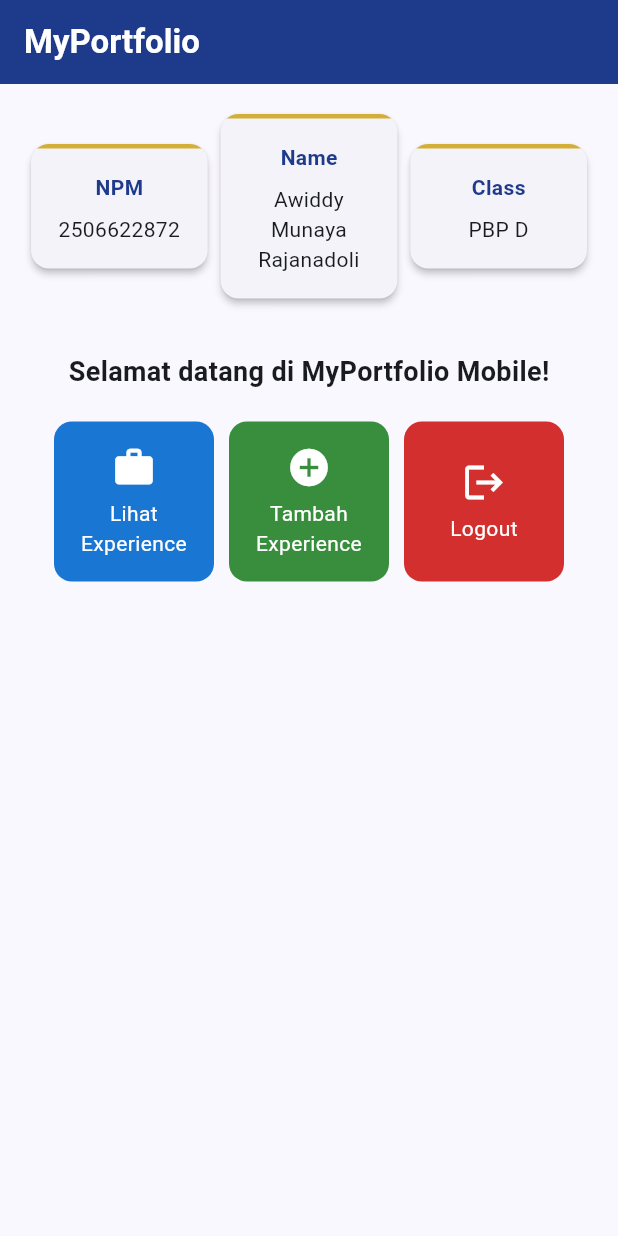
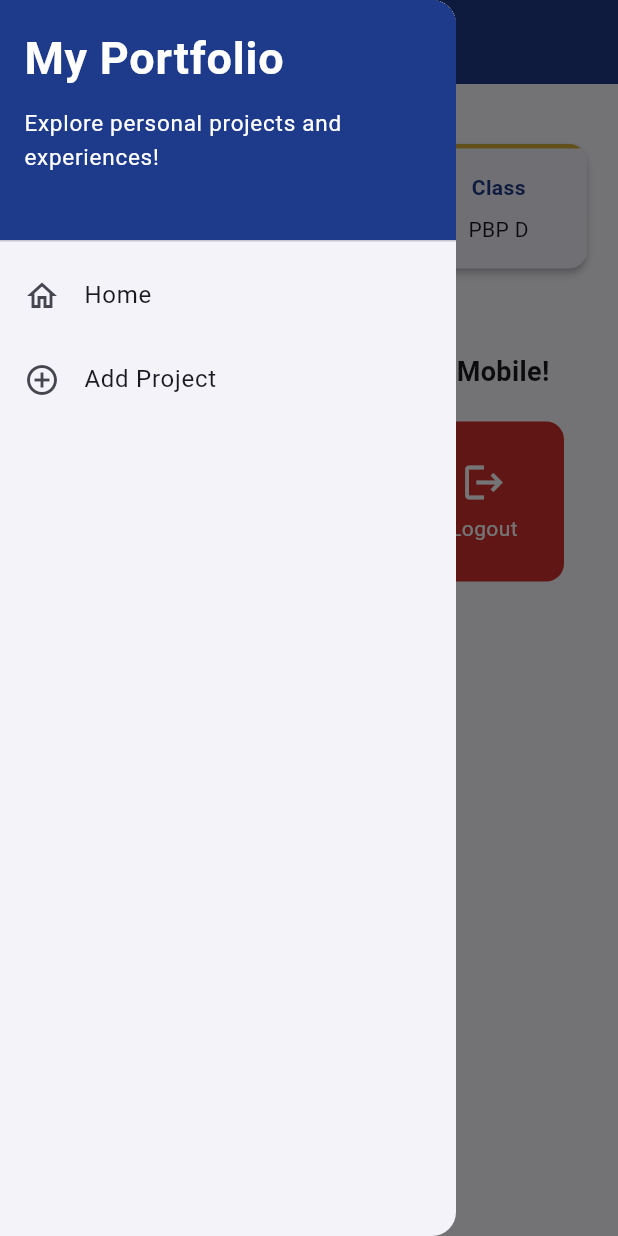
Before and after one commit to awiddymunaya/myportofolio_mobile, a Flutter app: the screen it shows after launch, with the side drawer open (before the commit the screen has no drawer), on a phone screen of 412 x 824 dp. Run offline on Flutter 3.47's test engine with Material 3 defaults, Android fonts, the phone set to English and light mode, and no system bars; our stand-ins replace material_ui.

Commit message:
feat(drawer): add LeftDrawer to navigate between Home and Add Project
DrawerHeader shows the app title in the theme's primary color. Both
items use Navigator.pushReplacement. The drawer is attached to the
menu page and the project form page.

```diff
--- a/lib/menu.dart
+++ b/lib/menu.dart
@@ -1,4 +1,5 @@
 import 'package:material_ui/material_ui.dart';
+import 'package:myportofolio_mobile/widgets/left_drawer.dart';
 
 class MyHomePage extends StatelessWidget {
   MyHomePage({super.key});
@@ -25,7 +26,11 @@ class MyHomePage extends StatelessWidget {
           style: TextStyle(color: Colors.white, fontWeight: FontWeight.bold),
         ),
         backgroundColor: Theme.of(context).colorScheme.primary,
+        // Ikon hamburger drawer ikut berwarna putih.
+        iconTheme: const IconThemeData(color: Colors.white),
       ),
+      // Drawer menu untuk berpindah antarhalaman.
+      drawer: const LeftDrawer(),
       // Body halaman utama dengan padding di sekelilingnya.
       body: Padding(
         padding: const EdgeInsets.all(16.0),
--- a/lib/project_form.dart
+++ b/lib/project_form.dart
@@ -1,4 +1,5 @@
 import 'package:material_ui/material_ui.dart';
+import 'package:myportofolio_mobile/widgets/left_drawer.dart';
 
 class ProjectFormPage extends StatefulWidget {
   const ProjectFormPage({super.key});
@@ -36,6 +37,7 @@ class _ProjectFormPageState extends State<ProjectFormPage> {
         backgroundColor: primary,
         foregroundColor: Colors.white,
       ),
+      drawer: const LeftDrawer(),
       body: Form(
         key: _formKey,
         // SingleChildScrollView agar form tetap bisa digulir di layar kecil.
--- /dev/null
+++ b/lib/widgets/left_drawer.dart
@@ -0,0 +1,64 @@
+import 'package:material_ui/material_ui.dart';
+import 'package:myportofolio_mobile/menu.dart';
+import 'package:myportofolio_mobile/project_form.dart';
+
+class LeftDrawer extends StatelessWidget {
+  const LeftDrawer({super.key});
+
+  @override
+  Widget build(BuildContext context) {
+    return Drawer(
+      child: ListView(
+        children: [
+          DrawerHeader(
+            decoration: BoxDecoration(
+              color: Theme.of(context).colorScheme.primary,
+            ),
+            child: const Column(
+              crossAxisAlignment: CrossAxisAlignment.start,
+              children: [
+                Text(
+                  'My Portfolio',
+                  style: TextStyle(
+                    fontSize: 30,
+                    fontWeight: FontWeight.bold,
+                    color: Colors.white,
+                  ),
+                ),
+                SizedBox(height: 10),
+                Text(
+                  'Explore personal projects and experiences!',
+                  style: TextStyle(fontSize: 15, color: Colors.white),
+                ),
+              ],
+            ),
+          ),
+          ListTile(
+            leading: const Icon(Icons.home_outlined),
+            title: const Text('Home'),
+            // Navigasi ke halaman utama portofolio.
+            onTap: () {
+              Navigator.pushReplacement(
+                context,
+                MaterialPageRoute(builder: (context) => MyHomePage()),
+              );
+            },
+          ),
+          ListTile(
+            leading: const Icon(Icons.add_circle_outline),
+            title: const Text('Add Project'),
+            // Navigasi ke halaman tambah proyek.
+            onTap: () {
+              Navigator.pushReplacement(
+                context,
+                MaterialPageRoute(
+                  builder: (context) => const ProjectFormPage(),
+                ),
+              );
+            },
+          ),
+        ],
+      ),
+    );
+  }
+}
```
